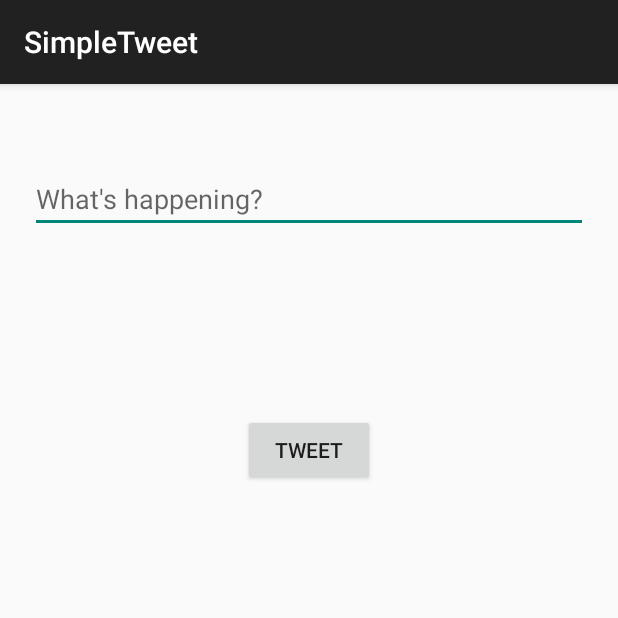
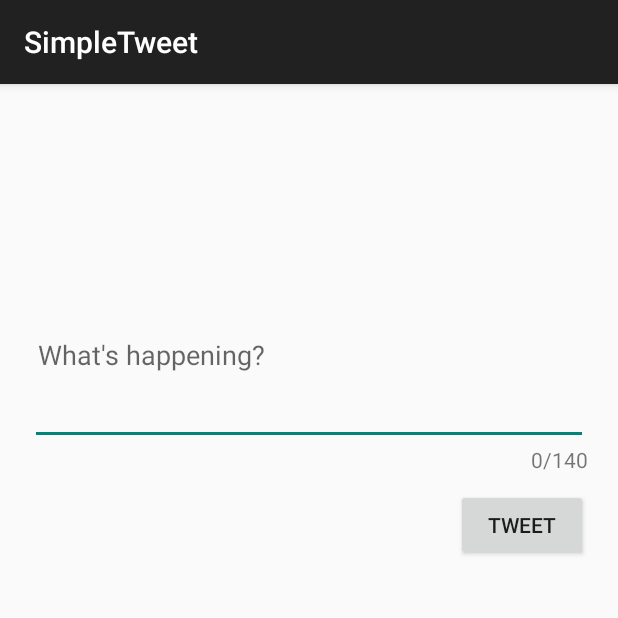
Before and after one commit to monicatang/MySimpleTweets, an Android app: the ComposeActivity screen opened directly, with no data from a screen before it, on a phone screen of 412 x 824 dp, the top half of it. Run offline under Robolectric (Android 15) with nearby library versions, the phone set to English and light mode, and no system bars; our stand-ins replace ButterKnife; libraries missing offline, so code that uses them is left out: com.github.scribejava.apis, com.github.scribejava.core, com.loopj.android, cz.msebera.android, org.parceler.

Commit message:
Added character counter and made profile images circles

```diff
--- a/app/build.gradle
+++ b/app/build.gradle
@@ -36,7 +36,10 @@ dependencies {
     implementation 'com.codepath.libraries:android-oauth-handler:1.3.1'
     implementation 'com.android.support:appcompat-v7:27.1.0'
     // Glide for remote image loading
-    implementation 'com.github.bumptech.glide:glide:3.8.0'
+    implementation 'com.github.bumptech.glide:glide:4.7.1'
+    annotationProcessor 'com.github.bumptech.glide:compiler:4.7.1'
+    implementation 'jp.wasabeef:glide-transformations:3.3.0'
+    implementation 'jp.co.cyberagent.android.gpuimage:gpuimage-library:1.4.1'
     // Android Async Http for sending async network requests
     implementation 'com.loopj.android:android-async-http:1.4.9'
     // Room for simple persistence with an ORM
--- a/app/src/main/java/com/codepath/apps/restclienttemplate/ComposeActivity.java
+++ b/app/src/main/java/com/codepath/apps/restclienttemplate/ComposeActivity.java
@@ -3,13 +3,17 @@ package com.codepath.apps.restclienttemplate;
 import android.content.Intent;
 import android.os.Bundle;
 import android.support.v7.app.AppCompatActivity;
+import android.text.Editable;
+import android.text.TextWatcher;
 import android.util.Log;
 import android.view.View;
 import android.widget.EditText;
+import android.widget.TextView;
 
 import com.codepath.apps.restclienttemplate.models.Tweet;
 import com.loopj.android.http.JsonHttpResponseHandler;
 
+import org.json.JSONArray;
 import org.json.JSONException;
 import org.json.JSONObject;
 import org.parceler.Parcels;
@@ -23,6 +27,21 @@ public class ComposeActivity extends AppCompatActivity {
     @BindView(R.id.etCompose) EditText etCompose;
     TwitterClient client;
     Tweet tweet;
+    @BindView(R.id.tvCount) TextView tvCount;
+
+    private final TextWatcher etWatcher = new TextWatcher() {
+
+        public void beforeTextChanged(CharSequence s, int start, int count, int after) {
+        }
+
+        public void onTextChanged(CharSequence s, int start, int before, int count) {
+            //This sets a textView to the current length
+            tvCount.setText(String.valueOf(s.length()) + "/140");
+        }
+
+        public void afterTextChanged(Editable s) {
+        }
+    };
 
     @Override
     protected void onCreate(Bundle savedInstanceState) {
@@ -30,7 +49,7 @@ public class ComposeActivity extends AppCompatActivity {
         setContentView(R.layout.activity_compose);
         ButterKnife.bind(this);
         client = new TwitterClient(ComposeActivity.this);
-
+        etCompose.addTextChangedListener(etWatcher);
     }
 
     public void onTweet(View v){
@@ -48,9 +67,24 @@ public class ComposeActivity extends AppCompatActivity {
                     finish();
                 } catch (JSONException e) {
                     e.printStackTrace();
-//                    TODO -- figure out how to deal with failed post
+//
                 }
 
+            }
+
+            @Override
+            public void onFailure(int statusCode, Header[] headers, Throwable throwable, JSONObject errorResponse) {
+                Log.e("tweet", errorResponse.toString());
+            }
+
+            @Override
+            public void onFailure(int statusCode, Header[] headers, Throwable throwable, JSONArray errorResponse) {
+                Log.e("tweet", errorResponse.toString());
+            }
+
+            @Override
+            public void onFailure(int statusCode, Header[] headers, String responseString, Throwable throwable) {
+                Log.e("tweet", responseString);
             }
         });
 
--- a/app/src/main/res/layout/activity_compose.xml
+++ b/app/src/main/res/layout/activity_compose.xml
@@ -12,21 +12,31 @@
         android:id="@+id/etCompose"
         android:layout_width="match_parent"
         android:layout_height="wrap_content"
+        android:padding="5dp"
+        android:maxLength="140"
         android:minLines="5"
-        android:maxLength="140"
-        android:layout_alignParentTop="true"
         android:layout_centerHorizontal="true"
-        android:layout_marginTop="34dp"
+        android:layout_marginTop="100dp"
         android:hint="@string/etCompose_hint"
-        android:inputType="text" />
+        android:inputType="textMultiLine" />
+
+
+
+    <TextView
+        android:id="@+id/tvCount"
+        android:layout_width="wrap_content"
+        android:layout_height="wrap_content"
+        android:layout_alignParentEnd="true"
+        android:layout_below="@+id/etCompose"
+        android:text="0/140" />
 
     <Button
         android:id="@+id/btnCompose"
         android:layout_width="wrap_content"
         android:layout_height="wrap_content"
-        android:layout_alignParentTop="true"
-        android:layout_centerHorizontal="true"
-        android:layout_marginTop="200dp"
+        android:layout_marginTop="10dp"
+        android:layout_alignParentRight="true"
+        android:layout_below="@+id/tvCount"
         android:onClick="onTweet"
         android:text="@string/btnCompose_text" />
 </RelativeLayout>
--- a/app/src/main/res/layout/activity_timeline.xml
+++ b/app/src/main/res/layout/activity_timeline.xml
@@ -5,6 +5,7 @@
     android:layout_width="match_parent"
     android:layout_height="match_parent"
     tools:context=".TimelineActivity">
+
 
     <android.support.v7.widget.RecyclerView
         android:id="@+id/rvTweet"
--- /dev/null
+++ b/app/src/main/res/values/colors.xml
@@ -0,0 +1,5 @@
+<?xml version="1.0" encoding="utf-8"?>
+<resources>
+    <color name="white">#FFF</color>
+    <color name="gray">#333</color>
+</resources>
--- a/app/src/main/res/values/styles.xml
+++ b/app/src/main/res/values/styles.xml
@@ -5,12 +5,15 @@
             Theme customizations available in newer API levels can go in
             res/values-vXX/styles.xml, while customizations related to
             backward-compatibility can go here.
+
         -->
+
     </style>
 
     <!-- Application theme. -->
     <style name="AppTheme" parent="AppBaseTheme">
         <!-- All customizations that are NOT specific to a particular API-level can go here. -->
+
     </style>
 
 </resources>
```
Also changed, not shown: app/src/main/java/com/codepath/apps/restclienttemplate/TweetAdapter.java (+9 -1 lines).
